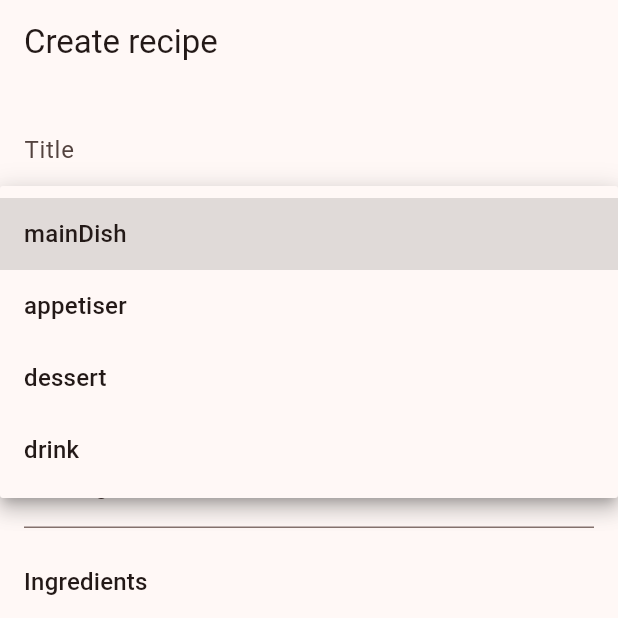
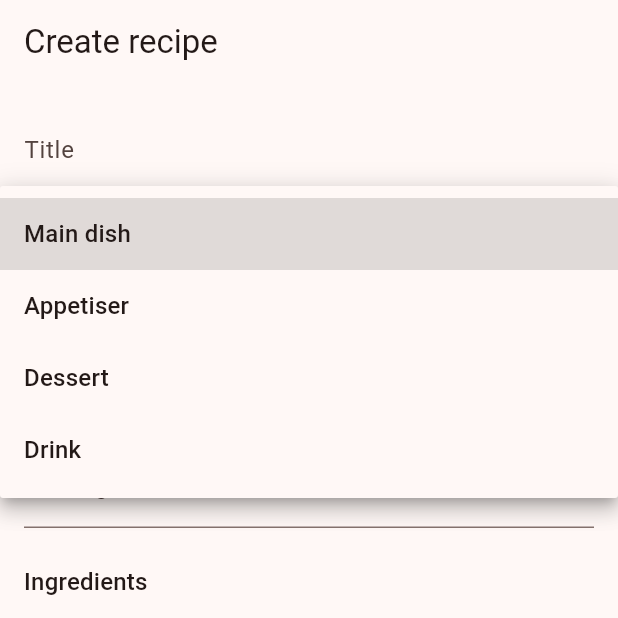
Before and after one commit to Mlk-KFUPM/SWE463-Project-Group4, a Flutter app: the CreateRecipeScreen screen opened by its route, after a tap on "Category", on a phone screen of 412 x 824 dp, the top half of it. Run offline on Flutter 3.47's test engine with Material 3 defaults, Android fonts, the phone set to English and light mode, and no system bars; our stand-ins replace cloud_firestore, go_router; accounts and stored records are empty.

Commit message:
Show readable category and difficulty names in the create form

```diff
--- a/lib/screens/create_recipe_screen.dart
+++ b/lib/screens/create_recipe_screen.dart
@@ -7,6 +7,7 @@ import '../models/recipe.dart';
 import '../models/recipe_step.dart';
 import '../providers/auth_provider.dart';
 import '../providers/recipe_provider.dart';
+import '../widgets/recipe_card.dart';
 
 /// The three text fields of one ingredient row.
 class _IngredientFields {
@@ -161,7 +162,12 @@ class _CreateRecipeScreenState extends State<CreateRecipeScreen> {
               initialValue: _category,
               decoration: const InputDecoration(labelText: 'Category'),
               items: RecipeCategory.values
-                  .map((c) => DropdownMenuItem(value: c, child: Text(c.name)))
+                  .map(
+                    (c) => DropdownMenuItem(
+                      value: c,
+                      child: Text(categoryLabel(c)),
+                    ),
+                  )
                   .toList(),
               onChanged: (value) => setState(() => _category = value),
               validator: (value) => value == null ? 'Choose a category' : null,
@@ -170,7 +176,12 @@ class _CreateRecipeScreenState extends State<CreateRecipeScreen> {
               initialValue: _difficulty,
               decoration: const InputDecoration(labelText: 'Difficulty'),
               items: Difficulty.values
-                  .map((d) => DropdownMenuItem(value: d, child: Text(d.name)))
+                  .map(
+                    (d) => DropdownMenuItem(
+                      value: d,
+                      child: Text(difficultyLabel(d)),
+                    ),
+                  )
                   .toList(),
               onChanged: (value) => setState(() => _difficulty = value),
               validator: (value) =>
```
